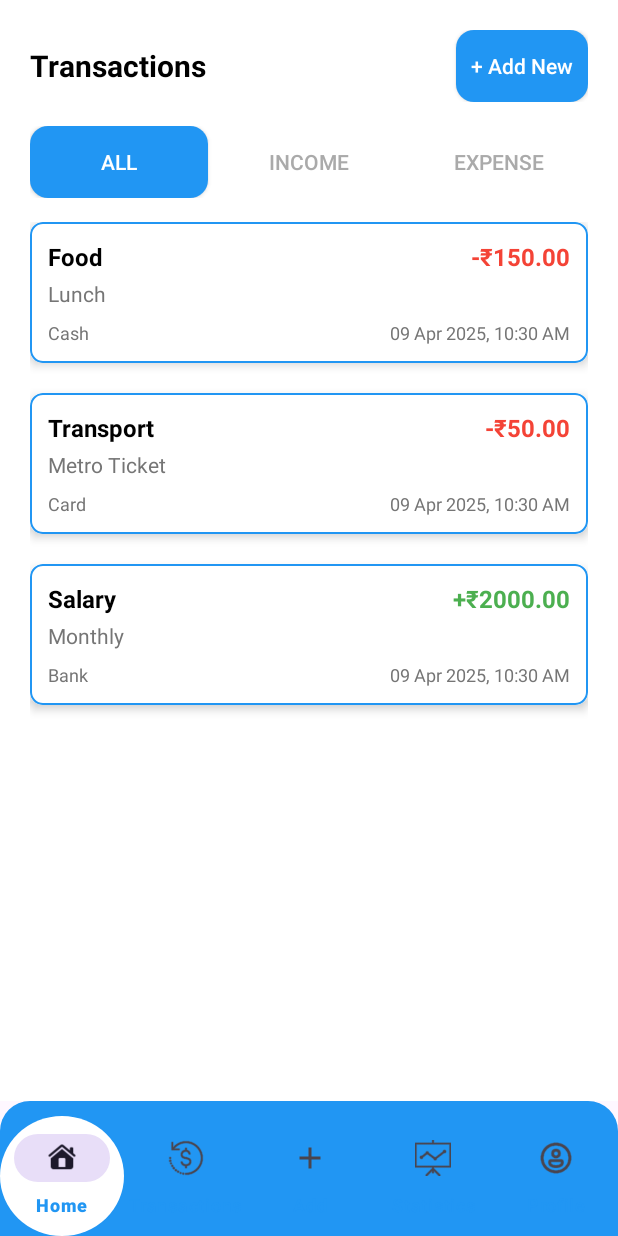
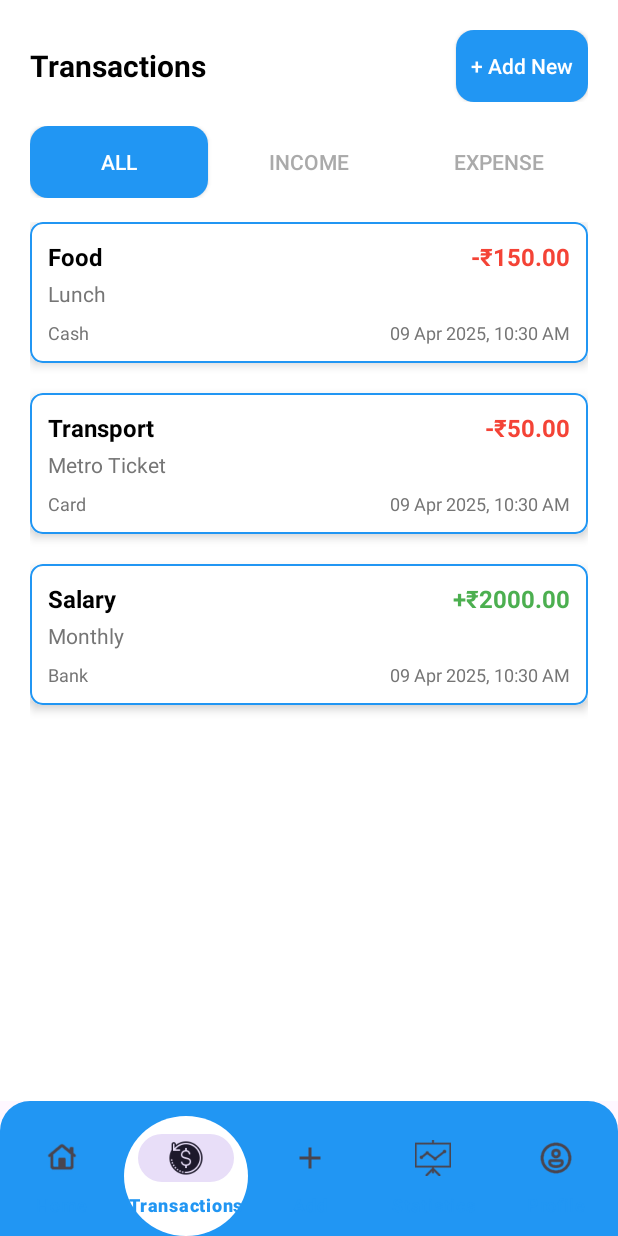
Before and after one commit to Yugant-S/SL_Project_Sem4, an Android app: the TransactionListActivity screen opened directly, with no data from a screen before it, item 2 of the bottom bar chosen, on a phone screen of 412 x 824 dp. Run offline under Robolectric (Android 15) with nearby library versions, the light colour scheme and no system bars.

Commit message:
Fixed Navigation selection when intent to another activity.

```diff
--- a/app/src/main/java/com/example/sl_project/transactions/TransactionListActivity.java
+++ b/app/src/main/java/com/example/sl_project/transactions/TransactionListActivity.java
@@ -20,6 +20,7 @@ import com.example.sl_project.database.DatabaseHelper;
 import com.example.sl_project.home.HomeActivity;
 import com.example.sl_project.profile.ProfileActivity;
 import com.example.sl_project.stats.StatisticsActivity;
+import com.example.sl_project.utils.NavigationUtils;
 import com.google.android.material.bottomnavigation.BottomNavigationView;
 
 import java.util.ArrayList;
@@ -58,8 +59,7 @@ public class TransactionListActivity extends AppCompatActivity implements Transa
 
         loadTransactions(currentFilter);
         setupListeners();
-        setupBottomNavigation();
-    }
+        NavigationUtils.setupBottomNavigation(this, findViewById(R.id.bottomNav), R.id.nav_transactions);    }
 
     @Override
     protected void onResume() {
@@ -161,41 +161,6 @@ public class TransactionListActivity extends AppCompatActivity implements Transa
         adapter.notifyDataSetChanged();
     }
 
-    private void setupBottomNavigation() {
-        bottomNav.setOnItemSelectedListener(item -> {
-            int itemId = item.getItemId();
-            Intent home = new Intent(this, HomeActivity.class);
-            Intent allTransactions = new Intent(this, TransactionListActivity.class);
-            Intent addTransaction = new Intent(this, AddTransactions.class);
-            Intent stats = new Intent(this, StatisticsActivity.class);
-            Intent profile = new Intent(this, ProfileActivity.class);
-            // Declare intent here
-
-            if (itemId == R.id.nav_home) {
-                startActivity(home);
-                return true;
-            }else if (itemId == R.id.nav_add) {
-                startActivity(addTransaction);
-                return true;
-            } else if (itemId == R.id.nav_transactions) {
-                startActivity(allTransactions);
-                //bottomNav.setSelectedItemId(R.id.nav_transactions);
-                return true;
-            } else if (itemId == R.id.nav_statistics) {
-                startActivity(stats);
-                return true;
-            } else if (itemId == R.id.nav_profile) {
-                startActivity(profile);
-                return true;
-            } else {
-                return false; // Unknown item
-            }
-
-            //startActivity(intent); // Start the activity
-            //return true;
-        });
-    }
-
     @Override
     public void onTransactionClick(final Transaction transaction) {
         // Show options in dialog
--- a/app/src/main/res/drawable/nav_home_selector.xml
+++ b/app/src/main/res/drawable/nav_home_selector.xml
@@ -1,4 +1,4 @@
 <selector xmlns:android="http://schemas.android.com/apk/res/android">
-    <item android:drawable="@drawable/ic_home_filled"/>
+    <item android:state_checked="true" android:drawable="@drawable/ic_home_filled"/>
     <item android:drawable="@drawable/ic_home_outlined"/>
 </selector>
--- a/app/src/main/res/drawable/nav_item_background.xml
+++ b/app/src/main/res/drawable/nav_item_background.xml
@@ -2,8 +2,11 @@
 <selector xmlns:android="http://schemas.android.com/apk/res/android">
     <item android:state_checked="true">
         <shape android:shape="oval">
-            <solid android:color="@color/white"/>  <!-- White background when selected -->
-            <size android:width="60dp" android:height="60dp"/>  <!-- Adjust size if needed -->
+            <solid android:color="@color/white"/>
+            <size android:width="60dp" android:height="60dp"/>
         </shape>
     </item>
+    <item>
+        <color android:color="@android:color/transparent"/>
+    </item>
 </selector>
```
Also changed, not shown: app/src/main/AndroidManifest.xml (+8 -4 lines), app/src/main/java/com/example/sl_project/home/HomeActivity.java (+15 -32 lines), app/src/main/java/com/example/sl_project/profile/ProfileActivity.java (+3 -32 lines), app/src/main/java/com/example/sl_project/stats/StatisticsActivity.java (+2 -36 lines), app/src/main/java/com/example/sl_project/transactions/AddTransactions.java (+2 -35 lines), app/src/main/java/com/example/sl_project/utils/NavigationUtils.java (added, +54 -0 lines), app/src/main/res/layout/home.xml (+13 -14 lines).
